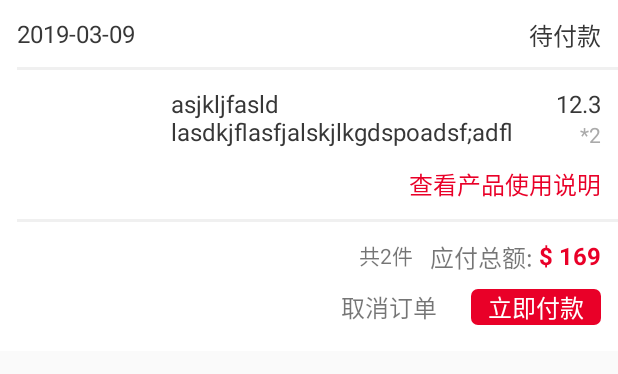
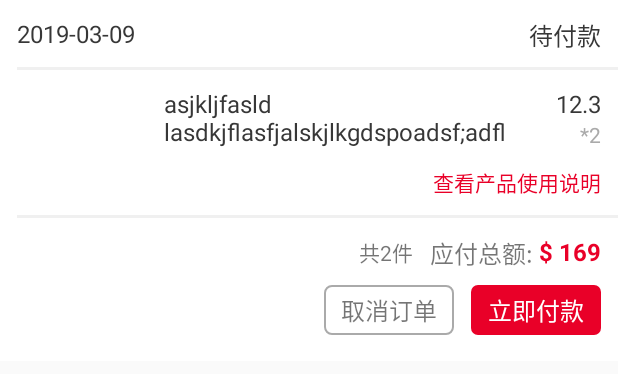
Before and after one commit to wangcc0909/Vegetables, an Android app: the layout item_obi_head_layout.xml on its own in the app's theme, with its tools: preview values and no code run, on a phone screen of 412 x 824 dp. Shown: the top 374 px of the screen. Run offline under Robolectric (Android 15) with nearby library versions, the phone set to English and light mode, and no system bars.

Commit message:
新增头布局

```diff
--- a/app/src/main/java/com/peaut/vegetables/util/Extension.kt
+++ b/app/src/main/java/com/peaut/vegetables/util/Extension.kt
@@ -8,6 +8,7 @@ import android.support.v4.app.ActivityOptionsCompat
 import android.support.v4.content.ContextCompat
 import android.support.v7.widget.GridLayoutManager
 import android.support.v7.widget.LinearLayoutManager
+import android.support.v7.widget.RecyclerView
 import android.view.LayoutInflater
 import android.view.View
 import android.view.ViewGroup
@@ -18,6 +19,7 @@ import com.github.jdsjlzx.recyclerview.LRecyclerView
 import com.github.jdsjlzx.recyclerview.LRecyclerViewAdapter
 import com.peaut.vegetables.App
 import com.peaut.vegetables.R
+import com.peaut.vegetables.base.BaseAdapter
 import com.peaut.vegetables.weight.SpacesItemDecoration
 import com.youth.banner.Banner
 import com.youth.banner.BannerConfig
--- /dev/null
+++ b/app/src/main/res/drawable/text_gray_bg.xml
@@ -0,0 +1,8 @@
+<?xml version="1.0" encoding="utf-8"?>
+<shape xmlns:android="http://schemas.android.com/apk/res/android" android:shape="rectangle">
+    <stroke android:color="@color/color_gray"
+        android:width="@dimen/dp_1"/>
+
+    <corners android:radius="@dimen/dp_4"/>
+
+</shape>
--- a/app/src/main/res/layout/item_maybe_like.xml
+++ b/app/src/main/res/layout/item_maybe_like.xml
@@ -5,7 +5,7 @@
     xmlns:tools="http://schemas.android.com/tools"
     android:layout_width="match_parent"
     android:layout_height="wrap_content"
-    android:background="@android:color/white">
+    android:background="@drawable/me_white_bg">
 
     <ImageView
         android:id="@+id/iv_icon"
--- a/app/src/main/res/layout/item_obi_head_layout.xml
+++ b/app/src/main/res/layout/item_obi_head_layout.xml
@@ -38,16 +38,20 @@
 
     <ImageView
         android:id="@+id/iv_icon"
-        android:layout_width="@dimen/dp_100"
-        android:layout_height="@dimen/dp_100"
-        android:padding="@dimen/dp_10"
+        android:layout_width="@dimen/dp_80"
+        android:layout_marginStart="@dimen/dp_10"
+        android:layout_marginTop="@dimen/dp_2"
+        android:layout_marginBottom="@dimen/dp_2"
+        android:layout_height="0dp"
         app:layout_constraintStart_toStartOf="parent"
-        app:layout_constraintTop_toBottomOf="@id/obl_line_one"/>
+        app:layout_constraintTop_toBottomOf="@id/obl_line_one"
+        app:layout_constraintBottom_toTopOf="@id/obl_line_two"/>
 
     <TextView
         android:id="@+id/tv_title"
         android:layout_width="0dp"
         android:layout_height="wrap_content"
+        android:layout_marginStart="@dimen/dp_6"
         android:layout_marginTop="@dimen/dp_10"
         android:maxLines="2"
         android:text="asjkljfasld lasdkjflasfjalskjlkgdspoadsf;adfljlfadskjfklsdfjlajflkdfjlkdfjllasfk alfk;lasdf asd;fklasd ;fdsl;kf;s"
@@ -87,7 +91,7 @@
         android:layout_marginTop="@dimen/dp_10"
         android:text="查看产品使用说明"
         android:textColor="@color/navibar_color"
-        android:textSize="@dimen/sp_14"
+        android:textSize="@dimen/sp_12"
         app:layout_constraintEnd_toEndOf="@id/tv_price"
         app:layout_constraintTop_toBottomOf="@+id/tv_count"/>
 
@@ -128,6 +132,7 @@
         android:layout_marginEnd="@dimen/dp_10"
         android:text="共2件"
         app:layout_constraintTop_toTopOf="@id/tv_total_money"
+        app:layout_constraintBottom_toBottomOf="@id/tv_total_money"
         app:layout_constraintEnd_toStartOf="@id/tv_sum"/>
 
     <TextView
@@ -138,6 +143,8 @@
         android:textColor="@android:color/white"
         android:textSize="@dimen/sp_14"
         android:layout_marginTop="@dimen/dp_10"
+        android:paddingTop="@dimen/dp_4"
+        android:paddingBottom="@dimen/dp_4"
         android:paddingStart="@dimen/dp_10"
         android:paddingEnd="@dimen/dp_10"
         android:background="@drawable/text_red_bg"
@@ -153,6 +160,9 @@
         android:paddingStart="@dimen/dp_10"
         android:paddingEnd="@dimen/dp_10"
         android:layout_marginEnd="@dimen/dp_10"
+        android:paddingTop="@dimen/dp_4"
+        android:paddingBottom="@dimen/dp_4"
+        android:background="@drawable/text_gray_bg"
         app:layout_constraintEnd_toStartOf="@id/tv_payment"
         app:layout_constraintTop_toTopOf="@+id/tv_payment"/>
 </android.support.constraint.ConstraintLayout>
--- a/app/src/main/res/layout/obl_head_layout.xml
+++ b/app/src/main/res/layout/obl_head_layout.xml
@@ -3,11 +3,11 @@
     xmlns:android="http://schemas.android.com/apk/res/android"
     android:layout_width="match_parent"
     android:layout_height="wrap_content">
-    <com.github.jdsjlzx.recyclerview.LRecyclerView
+    <android.support.v7.widget.RecyclerView
         android:id="@+id/headRecyclerView"
         android:layout_width="match_parent"
         android:layout_height="wrap_content">
 
-    </com.github.jdsjlzx.recyclerview.LRecyclerView>
+    </android.support.v7.widget.RecyclerView>
 
 </LinearLayout>
```
Also changed, not shown: app/src/main/java/com/peaut/vegetables/adapter/ObligationHeadAdapter.kt (+9 -1 lines), app/src/main/java/com/peaut/vegetables/ui/fragment/ObligationFragment.kt (+20 -4 lines), app/src/main/res/layout/fm_all_order.xml (+7 -7 lines).
